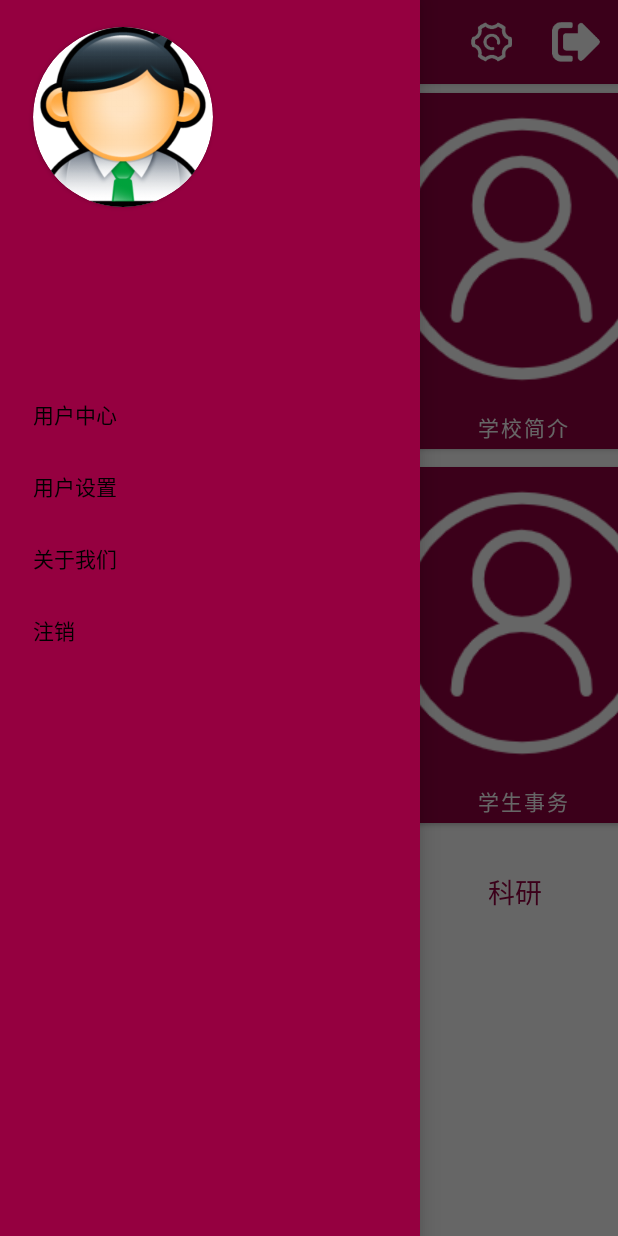
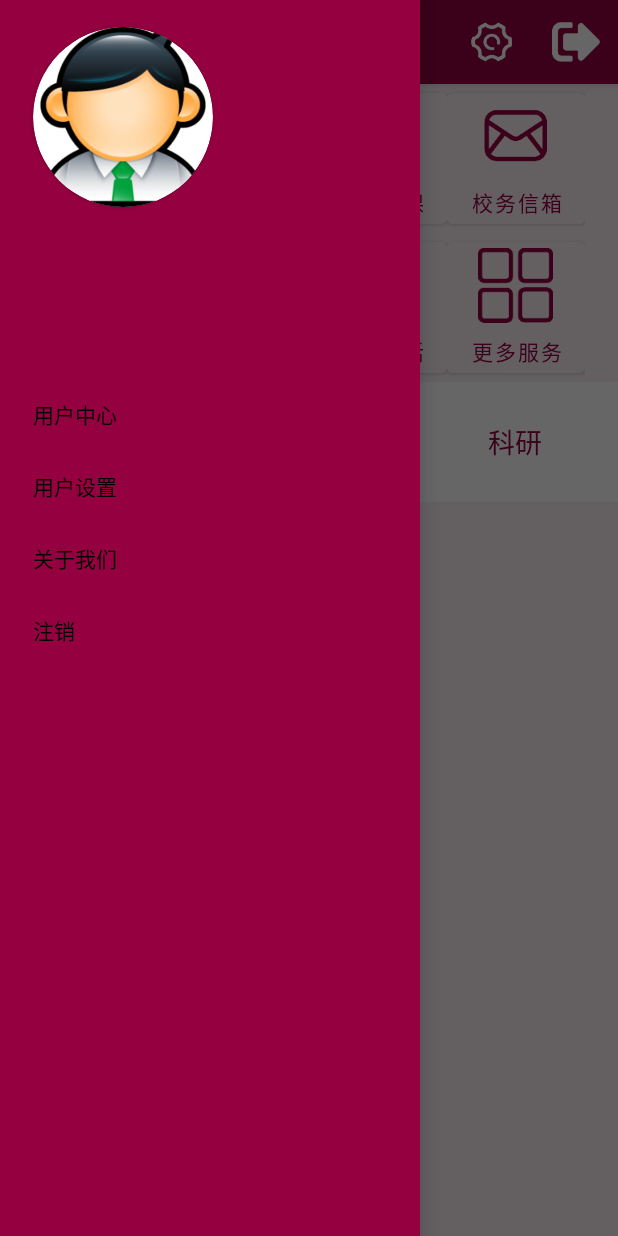
Before and after one commit to Cheesheep/AndroidFinal-YueMiaoApp, an Android app: the MainLeftFragment screen opened directly, with no data from a screen before it, with the side drawer open, on a phone screen of 412 x 824 dp. Run offline under Robolectric (Android 15) with nearby library versions, the light colour scheme and no system bars; 3 statements that could not run were skipped.

Commit message:
大概写完右边碎片 准备将toolbar和导航栏迁移回mainActivity，为了平板适配退出按钮

```diff
--- a/app/build.gradle
+++ b/app/build.gradle
@@ -33,10 +33,11 @@ dependencies {
     implementation 'androidx.appcompat:appcompat:1.4.1'
     implementation 'com.google.android.material:material:1.5.0'
     implementation 'androidx.constraintlayout:constraintlayout:2.1.3'
-    //新增的四个依赖
+    //新增的四个依赖，用于Tablayout，viewpager，recyclerView布局，以及数据库litepal
     implementation 'androidx.legacy:legacy-support-v4:1.0.0'
     implementation 'com.google.android.material:material:1.0.0'
-    //implementation 'com.android.support:design:29.0.1'
+    implementation 'androidx.recyclerview:recyclerview:1.0.0'
+    //implementation "com.android.support:recyclerview-v7:28.0.0"
     implementation files('libs\\litepal-2.0.0-src.jar')
 
     testImplementation 'junit:junit:4.13.2'
--- a/app/src/main/assets/litepal.xml
+++ b/app/src/main/assets/litepal.xml
@@ -1,10 +1,11 @@
 <?xml version="1.0" encoding="utf-8" ?>
 <litepal>
     <dbname value="SchoolDemo"></dbname>
-    <version value="2" ></version>
+    <version value="3" ></version>
     <list>
         <mapping class="com.example.myschool.schobject.Notification"></mapping>
         <mapping class="com.example.myschool.schobject.UserInfo"></mapping>
+        <mapping class="com.example.myschool.schobject.Card"></mapping>
     </list>
 
 </litepal>
--- a/app/src/main/res/layout/fragment_main_left.xml
+++ b/app/src/main/res/layout/fragment_main_left.xml
@@ -5,6 +5,7 @@
     xmlns:app="http://schemas.android.com/apk/res-auto"
     xmlns:tools="http://schemas.android.com/tools"
     android:id="@+id/drawer_layout"
+    android:background="@color/SZU_color3"
     android:layout_width="match_parent"
     android:layout_height="match_parent">
     <LinearLayout
--- a/app/src/main/res/layout/main_grid_menu.xml
+++ b/app/src/main/res/layout/main_grid_menu.xml
@@ -1,4 +1,5 @@
 <?xml version="1.0" encoding="utf-8"?>
+
     <GridLayout xmlns:android="http://schemas.android.com/apk/res/android"
         android:layout_height="wrap_content"
         android:layout_width="wrap_content"
@@ -12,7 +13,10 @@
             android:layout_width="wrap_content"
             android:layout_height="wrap_content"
             android:text="计软主页"
-            android:drawableTop="@drawable/personal"
+            android:textColor="@color/colorPrimary"
+            android:backgroundTint="@color/SZU_color3"
+            android:drawableTint="@color/colorPrimary"
+            android:drawableTop="@drawable/menu_computer"
             />
 
         <Button
@@ -20,7 +24,10 @@
             android:layout_width="wrap_content"
             android:layout_height="wrap_content"
             android:text="学校简介"
-            android:drawableTop="@drawable/personal"
+            android:drawableTop="@drawable/menu_school"
+            android:textColor="@color/colorPrimary"
+            android:backgroundTint="@color/SZU_color3"
+            android:drawableTint="@color/colorPrimary"
             />
 
         <Button
@@ -28,7 +35,10 @@
             android:layout_width="wrap_content"
             android:layout_height="wrap_content"
             android:text="本科选课"
-            android:drawableTop="@drawable/personal"
+            android:drawableTop="@drawable/menu_class"
+            android:textColor="@color/colorPrimary"
+            android:backgroundTint="@color/SZU_color3"
+            android:drawableTint="@color/colorPrimary"
             />
 
         <Button
@@ -36,7 +46,10 @@
             android:layout_width="wrap_content"
             android:layout_height="wrap_content"
             android:text="校务信箱"
-            android:drawableTop="@drawable/personal"
+            android:drawableTop="@drawable/menu_mailbox"
+            android:textColor="@color/colorPrimary"
+            android:backgroundTint="@color/SZU_color3"
+            android:drawableTint="@color/colorPrimary"
             />
 
         <Button
@@ -44,7 +57,10 @@
             android:layout_width="wrap_content"
             android:layout_height="wrap_content"
             android:text="教师事务"
-            android:drawableTop="@drawable/personal"
+            android:drawableTop="@drawable/menu_teach"
+            android:textColor="@color/colorPrimary"
+            android:backgroundTint="@color/SZU_color3"
+            android:drawableTint="@color/colorPrimary"
             />
 
         <Button
@@ -52,7 +68,10 @@
             android:layout_width="wrap_content"
             android:layout_height="wrap_content"
             android:text="学生事务"
-            android:drawableTop="@drawable/personal"
+            android:drawableTop="@drawable/menu_student"
+            android:textColor="@color/colorPrimary"
+            android:backgroundTint="@color/SZU_color3"
+            android:drawableTint="@color/colorPrimary"
 
             />
 
@@ -61,14 +80,20 @@
             android:layout_width="wrap_content"
             android:layout_height="wrap_content"
             android:text="荔园生活"
-            android:drawableTop="@drawable/personal"
+            android:drawableTop="@drawable/menu_life"
+            android:textColor="@color/colorPrimary"
+            android:backgroundTint="@color/SZU_color3"
+            android:drawableTint="@color/colorPrimary"
             />
         <Button
             android:id="@+id/grid_bt8"
             android:layout_width="wrap_content"
             android:layout_height="wrap_content"
             android:text="更多服务"
-            android:drawableTop="@drawable/personal"
+            android:drawableTop="@drawable/menu_more"
+            android:textColor="@color/colorPrimary"
+            android:backgroundTint="@color/SZU_color3"
+            android:drawableTint="@color/colorPrimary"
             />
 
     </GridLayout>
```
Also changed, not shown: app/src/main/java/com/example/myschool/fragment/MainRightFragment.java (+11 -35 lines), app/src/main/java/com/example/myschool/function/RightGridMenuAdapter.java (added, +52 -0 lines), app/src/main/java/com/example/myschool/schobject/Card.java (added, +9 -0 lines), app/src/main/res/layout/card_item.xml (added, +23 -0 lines), app/src/main/res/layout/fragment_main_right.xml (+4 -10 lines), app/src/main/assets/SchoolDemo.db, app/src/main/res/drawable-xxxhdpi/menu_class.png (added), app/src/main/res/drawable-xxxhdpi/menu_computer.png (added), app/src/main/res/drawable-xxxhdpi/menu_life.png (added), app/src/main/res/drawable-xxxhdpi/menu_mailbox.png (added), app/src/main/res/drawable-xxxhdpi/menu_school.png (added), app/src/main/res/drawable-xxxhdpi/menu_student.png (added), app/src/main/res/drawable-xxxhdpi/menu_teach.png (added).
